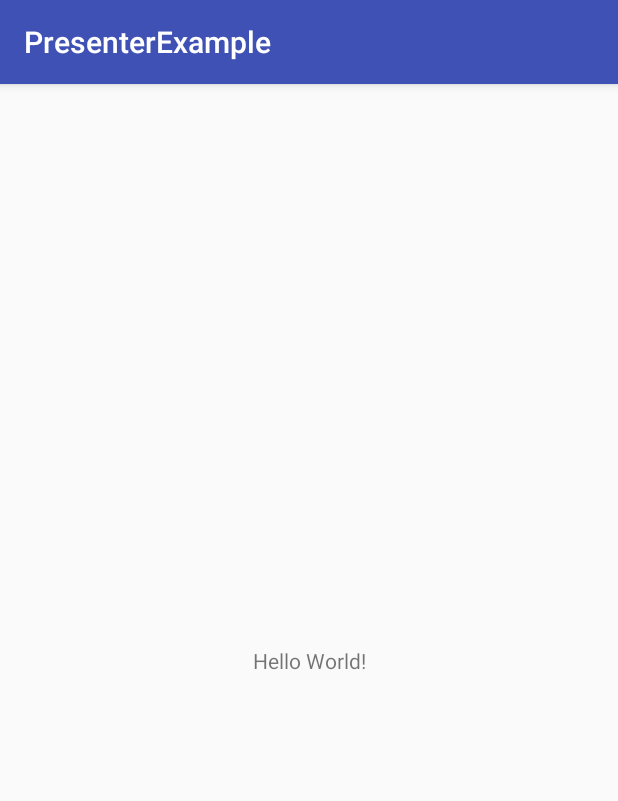
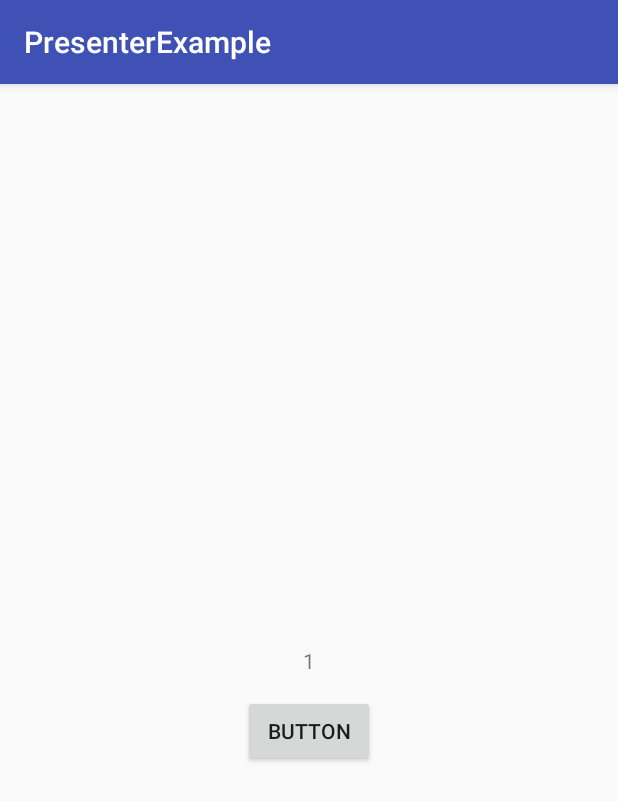
Before and after one commit to yiperu/PresenterExample, an Android app: the screen it shows after launch (MainActivity), on a phone screen of 412 x 824 dp. Shown: the top 801 px of the screen. Run offline under Robolectric (Android 15) with nearby library versions, the phone set to English and light mode, and no system bars.

Commit message:
👷🏼  Make a simple app

```diff
--- a/app/src/main/java/com/example/everis/presenterexample/MainActivity.java
+++ b/app/src/main/java/com/example/everis/presenterexample/MainActivity.java
@@ -2,12 +2,31 @@ package com.example.everis.presenterexample;
 
 import android.support.v7.app.AppCompatActivity;
 import android.os.Bundle;
+import android.view.View;
+import android.widget.Button;
+import android.widget.TextView;
 
 public class MainActivity extends AppCompatActivity {
+
+    TextView textView;
+    Button button;
 
     @Override
     protected void onCreate(Bundle savedInstanceState) {
         super.onCreate(savedInstanceState);
         setContentView(R.layout.activity_main);
+
+
+        textView = (TextView)findViewById(R.id.textView);
+        button = (Button)findViewById(R.id.button);
+
+        button.setOnClickListener(new View.OnClickListener() {
+            @Override
+            public void onClick(View v) {
+                int count = Integer.parseInt(textView.getText().toString());
+                textView.setText(Integer.toString(count + 1));
+            }
+        });
+
     }
 }
--- a/app/src/main/res/layout/activity_main.xml
+++ b/app/src/main/res/layout/activity_main.xml
@@ -7,12 +7,23 @@
     tools:context="com.example.everis.presenterexample.MainActivity">
 
     <TextView
+        android:id="@+id/textView"
         android:layout_width="wrap_content"
         android:layout_height="wrap_content"
-        android:text="Hello World!"
+        android:text="@string/valorText"
         app:layout_constraintBottom_toBottomOf="parent"
         app:layout_constraintLeft_toLeftOf="parent"
         app:layout_constraintRight_toRightOf="parent"
         app:layout_constraintTop_toTopOf="parent" />
 
+    <Button
+        android:id="@+id/button"
+        android:layout_width="wrap_content"
+        android:layout_height="wrap_content"
+        android:layout_marginTop="13dp"
+        android:text="Button"
+        app:layout_constraintEnd_toEndOf="parent"
+        app:layout_constraintStart_toStartOf="parent"
+        app:layout_constraintTop_toBottomOf="@+id/textView" />
+
 </android.support.constraint.ConstraintLayout>
--- a/app/src/main/res/values/strings.xml
+++ b/app/src/main/res/values/strings.xml
@@ -1,3 +1,4 @@
 <resources>
     <string name="app_name">PresenterExample</string>
+    <string name="valorText">1</string>
 </resources>
```
